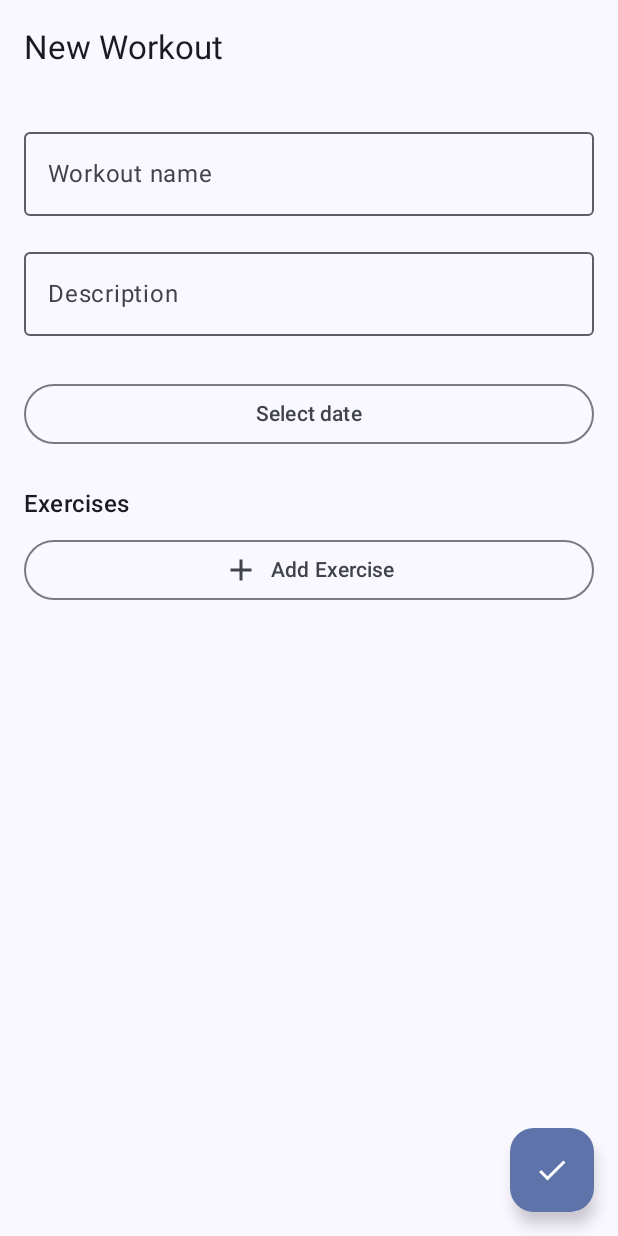
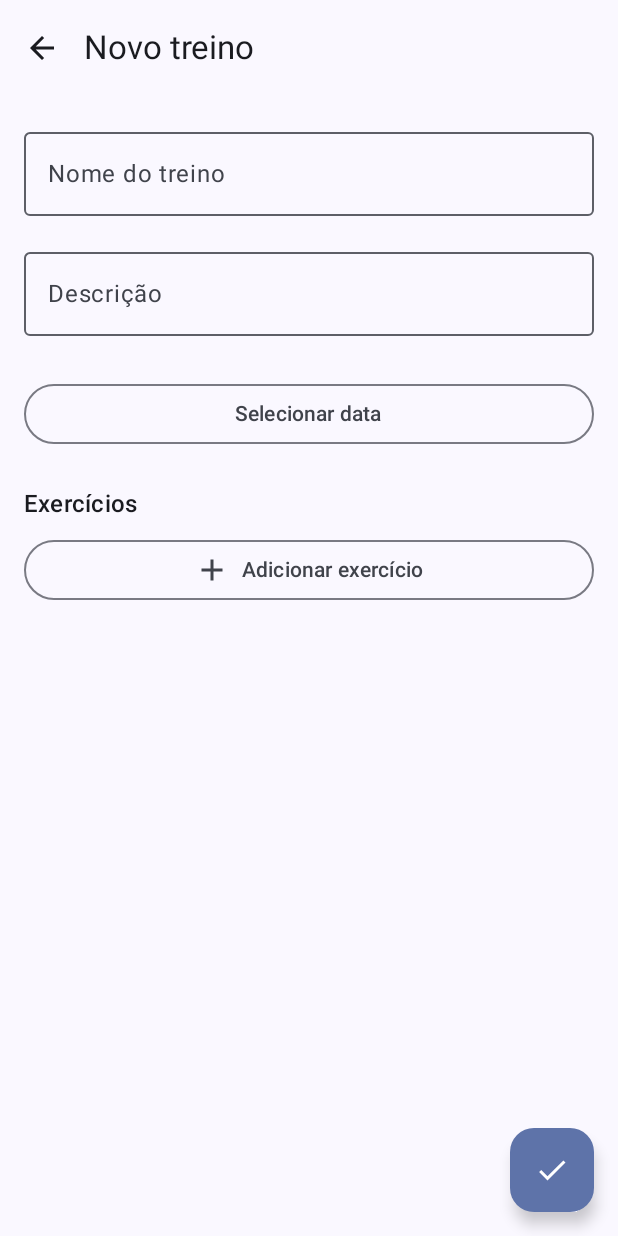
Before and after one commit to cleiltonoliveira/gyn-flow, an Android app built with Jetpack Compose: the AddWorkoutScreen screen opened through its navigation route, on a phone screen of 412 x 824 dp. Run offline under Robolectric (Android 15) with nearby library versions, the light colour scheme and no system bars; our stand-ins replace Dagger/Hilt's generated code, Firebase (no records; nobody signed in at launch, a user with empty details on screens opened directly).

Commit message:
change texts language

```diff
--- a/app/src/main/java/com/cleios/gynflow/app/App.kt
+++ b/app/src/main/java/com/cleios/gynflow/app/App.kt
@@ -50,7 +50,8 @@ fun GynFlowApp(
 
         composable("addWorkout") {
             AddWorkoutScreen(
-                onWorkoutSaved = { navController.popBackStack() }
+                onWorkoutSaved = { navController.popBackStack() },
+                onBackClick = { navController.popBackStack() }
             )
         }
 
@@ -58,7 +59,8 @@ fun GynFlowApp(
             val id = backStackEntry.arguments?.getString("id") ?: ""
             WorkoutDetailsScreen(
                 workoutId = id,
-                onEditClick = { id -> navController.navigate("workoutEdit/${id}") }
+                onEditClick = { id -> navController.navigate("workoutEdit/${id}") },
+                onBackClick = { navController.popBackStack() }
             )
         }
 
@@ -66,7 +68,8 @@ fun GynFlowApp(
             val id = backStackEntry.arguments?.getString("id") ?: ""
             WorkoutEditScreen(
                 workoutId = id,
-                onWorkoutUpdated = { navController.popBackStack() }
+                onWorkoutUpdated = { navController.popBackStack() },
+                onBackClick = { navController.popBackStack() }
             )
         }
     }
--- a/app/src/main/java/com/cleios/gynflow/features/workouts/AddWorkoutScreen.kt
+++ b/app/src/main/java/com/cleios/gynflow/features/workouts/AddWorkoutScreen.kt
@@ -11,7 +11,9 @@ import androidx.compose.foundation.layout.width
 import androidx.compose.foundation.rememberScrollState
 import androidx.compose.foundation.verticalScroll
 import androidx.compose.material.icons.Icons
+import androidx.compose.material.icons.automirrored.filled.ArrowBack
 import androidx.compose.material.icons.filled.Add
+import androidx.compose.material.icons.filled.ArrowBack
 import androidx.compose.material.icons.filled.Check
 import androidx.compose.material3.ButtonDefaults
 import androidx.compose.material3.CircularProgressIndicator
@@ -20,6 +22,7 @@ import androidx.compose.material3.DatePickerDialog
 import androidx.compose.material3.ExperimentalMaterial3Api
 import androidx.compose.material3.FloatingActionButton
 import androidx.compose.material3.Icon
+import androidx.compose.material3.IconButton
 import androidx.compose.material3.MaterialTheme
 import androidx.compose.material3.OutlinedButton
 import androidx.compose.material3.OutlinedTextField
@@ -47,7 +50,8 @@ import java.util.Locale
 @Composable
 fun AddWorkoutScreen(
     viewModel: WorkoutViewModel = hiltViewModel(),
-    onWorkoutSaved: () -> Unit
+    onWorkoutSaved: () -> Unit,
+    onBackClick: () -> Unit
 ) {
     val uiState by viewModel.uiState.collectAsState()
     val context = LocalContext.current
@@ -59,10 +63,19 @@ fun AddWorkoutScreen(
     val validation by viewModel.validationState.collectAsState()
     val isSaving by viewModel.isSaving.collectAsState()
 
-
     Scaffold(
         topBar = {
-            TopAppBar(title = { Text("New Workout") })
+            TopAppBar(
+                title = { Text("Novo treino") },
+                navigationIcon = {
+                    IconButton(onClick = onBackClick) {
+                        Icon(
+                            imageVector = Icons.AutoMirrored.Filled.ArrowBack,
+                            contentDescription = "Back"
+                        )
+                    }
+                }
+            )
         },
         floatingActionButton = {
             FloatingActionButton(
@@ -98,10 +111,10 @@ fun AddWorkoutScreen(
             OutlinedTextField(
                 value = uiState.name,
                 onValueChange = viewModel::onNameChange,
-                label = { Text("Workout name") },
+                label = { Text("Nome do treino") },
                 isError = validation.nameError,
                 supportingText = {
-                    if (validation.nameError) Text("Name is required")
+                    if (validation.nameError) Text("Nome é obrigatório")
                 },
                 modifier = Modifier.fillMaxWidth()
             )
@@ -109,10 +122,10 @@ fun AddWorkoutScreen(
             OutlinedTextField(
                 value = uiState.description,
                 onValueChange = viewModel::onDescriptionChange,
-                label = { Text("Description") },
+                label = { Text("Descrição") },
                 isError = validation.descriptionError,
                 supportingText = {
-                    if (validation.descriptionError) Text("Description is required")
+                    if (validation.descriptionError) Text("Descrição é obrigatória")
                 },
                 modifier = Modifier.fillMaxWidth()
             )
@@ -126,12 +139,12 @@ fun AddWorkoutScreen(
                     containerColor = if (validation.dateError) MaterialTheme.colorScheme.errorContainer else MaterialTheme.colorScheme.surface
                 )
             ) {
-                Text(uiState.date?.let { "Date: ${dateFormatter.format(it)}" } ?: "Select date")
+                Text(uiState.date?.let { "Data: ${dateFormatter.format(it)}" } ?: "Selecionar data")
             }
 
             if (validation.dateError) {
                 Text(
-                    text = "Date is required",
+                    text = "Data é obrigatória",
                     color = MaterialTheme.colorScheme.error,
                     style = MaterialTheme.typography.bodySmall
                 )
@@ -154,7 +167,7 @@ fun AddWorkoutScreen(
                     },
                     dismissButton = {
                         TextButton(onClick = { showDatePicker = false }) {
-                            Text("Cancel")
+                            Text("Cancelar")
                         }
                     }
                 ) {
@@ -164,7 +177,7 @@ fun AddWorkoutScreen(
 
             Spacer(modifier = Modifier.height(24.dp))
 
-            Text("Exercises", style = MaterialTheme.typography.titleMedium)
+            Text("Exercícios", style = MaterialTheme.typography.titleMedium)
 
             uiState.exercises.forEachIndexed { index, exercise ->
                 ExerciseCard(
@@ -183,9 +196,9 @@ fun AddWorkoutScreen(
                     .fillMaxWidth()
                     .padding(top = 8.dp)
             ) {
-                Icon(Icons.Default.Add, contentDescription = "Add Exercise")
+                Icon(Icons.Default.Add, contentDescription = "Adicionar exercício")
                 Spacer(modifier = Modifier.width(8.dp))
-                Text("Add Exercise")
+                Text("Adicionar exercício")
             }
         }
     }
```
Also changed, not shown: app/src/main/java/com/cleios/gynflow/features/workouts/ExerciseEditCard.kt (+7 -7 lines), app/src/main/java/com/cleios/gynflow/features/workouts/WorkoutDetailsScreen.kt (+19 -10 lines), app/src/main/java/com/cleios/gynflow/features/workouts/WorkoutEditScreen.kt (+21 -12 lines).
